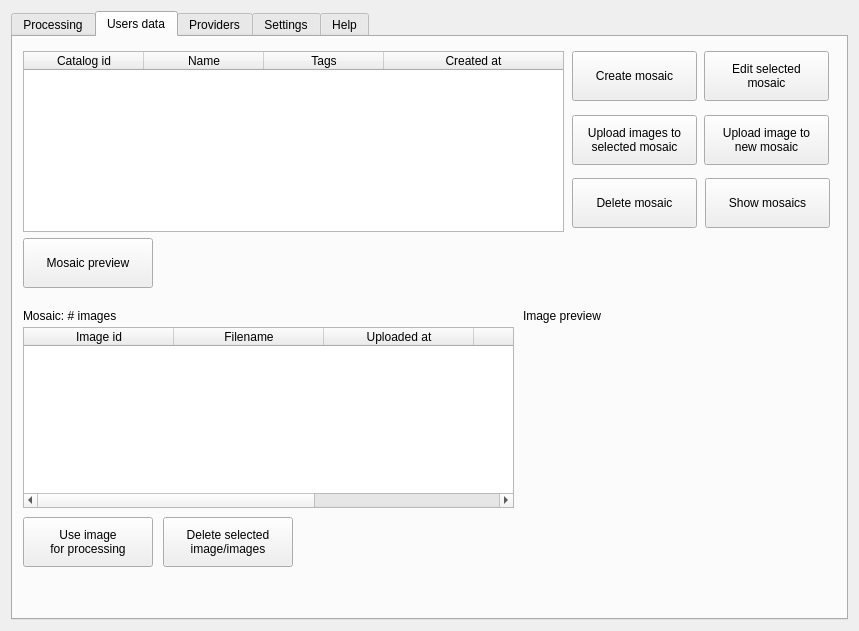
Qt form mapflow/dialogs/static/ui/main_dialog.ui (Geoalert/mapflow-qgis) before a commit.
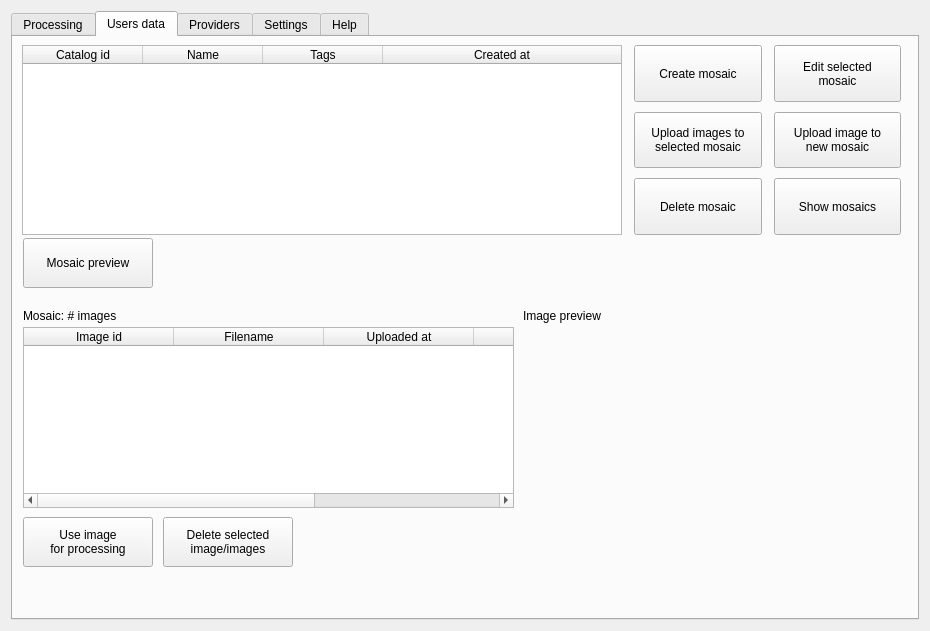
The same form after that commit. The open tabs and pages were chosen to show the change. Icons and pictures are not drawn. Custom widgets are drawn as their Qt base class.

Commit message: fixed failing upload while uploading several files

The edit to the form file:
```diff
--- a/mapflow/dialogs/static/ui/main_dialog.ui
+++ b/mapflow/dialogs/static/ui/main_dialog.ui
@@ -6,7 +6,7 @@
    <rect>
     <x>0</x>
     <y>0</y>
-    <width>859</width>
+    <width>930</width>
     <height>631</height>
    </rect>
   </property>
@@ -411,132 +411,6 @@
       <attribute name="title">
        <string>Users data</string>
       </attribute>
-      <widget class="QPushButton" name="createCatalogButton">
-       <property name="geometry">
-        <rect>
-         <x>559</x>
-         <y>14</y>
-         <width>125</width>
-         <height>50</height>
-        </rect>
-       </property>
-       <property name="text">
-        <string>Create mosaic</string>
-       </property>
-      </widget>
-      <widget class="QPushButton" name="uploadImageToCatalogButton">
-       <property name="geometry">
-        <rect>
-         <x>559</x>
-         <y>78</y>
-         <width>125</width>
-         <height>50</height>
-        </rect>
-       </property>
-       <property name="text">
-        <string>Upload images to
-selected mosaic</string>
-       </property>
-      </widget>
-      <widget class="QPushButton" name="uploadImageToNewCatalogButton">
-       <property name="geometry">
-        <rect>
-         <x>691</x>
-         <y>78</y>
-         <width>125</width>
-         <height>50</height>
-        </rect>
-       </property>
-       <property name="text">
-        <string>Upload image to
-new mosaic</string>
-       </property>
-      </widget>
-      <widget class="QPushButton" name="deleteCatalogButton">
-       <property name="geometry">
-        <rect>
-         <x>559</x>
-         <y>141</y>
-         <width>125</width>
-         <height>50</height>
-        </rect>
-       </property>
-       <property name="text">
-        <string>Delete mosaic</string>
-       </property>
-      </widget>
-      <widget class="QTableWidget" name="mosaicsTableWidget">
-       <property name="geometry">
-        <rect>
-         <x>10</x>
-         <y>14</y>
-         <width>541</width>
-         <height>181</height>
-        </rect>
-       </property>
-       <property name="editTriggers">
-        <set>QAbstractItemView::NoEditTriggers</set>
-       </property>
-       <property name="selectionMode">
-        <enum>QAbstractItemView::SingleSelection</enum>
-       </property>
-       <property name="selectionBehavior">
-        <enum>QAbstractItemView::SelectRows</enum>
-       </property>
-       <attribute name="horizontalHeaderDefaultSectionSize">
-        <number>120</number>
-       </attribute>
-       <attribute name="horizontalHeaderStretchLastSection">
-        <bool>true</bool>
-       </attribute>
-       <column>
-        <property name="text">
-         <string>Catalog id</string>
-        </property>
-       </column>
-       <column>
-        <property name="text">
-         <string>Name</string>
-        </property>
-       </column>
-       <column>
-        <property name="text">
-         <string>Tags</string>
-        </property>
-       </column>
-       <column>
-        <property name="text">
-         <string>Created at</string>
-        </property>
-       </column>
-      </widget>
-      <widget class="QPushButton" name="editSelectedCatalogButton">
-       <property name="geometry">
-        <rect>
-         <x>691</x>
-         <y>14</y>
-         <width>125</width>
-         <height>50</height>
-        </rect>
-       </property>
-       <property name="text">
-        <string>Edit selected
-mosaic</string>
-       </property>
-      </widget>
-      <widget class="QPushButton" name="loadUserMosaicsButton">
-       <property name="geometry">
-        <rect>
-         <x>692</x>
-         <y>141</y>
-         <width>125</width>
-         <height>50</height>
-        </rect>
-       </property>
-       <property name="text">
-        <string>Show mosaics</string>
-       </property>
-      </widget>
       <widget class="QLabel" name="selectedCatalogImagesLabel">
        <property name="geometry">
         <rect>
@@ -679,6 +553,177 @@
         <string>Mosaic preview</string>
        </property>
       </widget>
+      <widget class="QWidget" name="horizontalLayoutWidget_2">
+       <property name="geometry">
+        <rect>
+         <x>9</x>
+         <y>8</y>
+         <width>879</width>
+         <height>190</height>
+        </rect>
+       </property>
+       <layout class="QHBoxLayout" name="horizontalLayout_3" stretch="0,0">
+        <property name="spacing">
+         <number>12</number>
+        </property>
+        <property name="sizeConstraint">
+         <enum>QLayout::SetDefaultConstraint</enum>
+        </property>
+        <item>
+         <widget class="QTableWidget" name="mosaicsTableWidget">
+          <property name="sizePolicy">
+           <sizepolicy hsizetype="Minimum" vsizetype="Expanding">
+            <horstretch>0</horstretch>
+            <verstretch>0</verstretch>
+           </sizepolicy>
+          </property>
+          <property name="minimumSize">
+           <size>
+            <width>600</width>
+            <height>0</height>
+           </size>
+          </property>
+          <property name="editTriggers">
+           <set>QAbstractItemView::NoEditTriggers</set>
+          </property>
+          <property name="selectionMode">
+           <enum>QAbstractItemView::SingleSelection</enum>
+          </property>
+          <property name="selectionBehavior">
+           <enum>QAbstractItemView::SelectRows</enum>
+          </property>
+          <attribute name="horizontalHeaderDefaultSectionSize">
+           <number>120</number>
+          </attribute>
+          <attribute name="horizontalHeaderStretchLastSection">
+           <bool>true</bool>
+          </attribute>
+          <column>
+           <property name="text">
+            <string>Catalog id</string>
+           </property>
+          </column>
+          <column>
+           <property name="text">
+            <string>Name</string>
+           </property>
+          </column>
+          <column>
+           <property name="text">
+            <string>Tags</string>
+           </property>
+          </column>
+          <column>
+           <property name="text">
+            <string>Created at</string>
+           </property>
+          </column>
+         </widget>
+        </item>
+        <item>
+         <layout class="QHBoxLayout" name="horizontalLayout">
+          <property name="spacing">
+           <number>12</number>
+          </property>
+          <item>
+           <layout class="QVBoxLayout" name="verticalLayout">
+            <property name="spacing">
+             <number>10</number>
+            </property>
+            <item>
+             <widget class="QPushButton" name="createCatalogButton">
+              <property name="sizePolicy">
+               <sizepolicy hsizetype="Minimum" vsizetype="Minimum">
+                <horstretch>0</horstretch>
+                <verstretch>0</verstretch>
+               </sizepolicy>
+              </property>
+              <property name="text">
+               <string>Create mosaic</string>
+              </property>
+             </widget>
+            </item>
+            <item>
+             <widget class="QPushButton" name="uploadImageToCatalogButton">
+              <property name="sizePolicy">
+               <sizepolicy hsizetype="Minimum" vsizetype="Minimum">
+                <horstretch>0</horstretch>
+                <verstretch>0</verstretch>
+               </sizepolicy>
+              </property>
+              <property name="text">
+               <string>Upload images to
+selected mosaic</string>
+              </property>
+             </widget>
+            </item>
+            <item>
+             <widget class="QPushButton" name="deleteCatalogButton">
+              <property name="sizePolicy">
+               <sizepolicy hsizetype="Minimum" vsizetype="Minimum">
+                <horstretch>0</horstretch>
+                <verstretch>0</verstretch>
+               </sizepolicy>
+              </property>
+              <property name="text">
+               <string>Delete mosaic</string>
+              </property>
+             </widget>
+            </item>
+           </layout>
+          </item>
+          <item>
+           <layout class="QVBoxLayout" name="verticalLayout_2">
+            <property name="spacing">
+             <number>10</number>
+            </property>
+            <item>
+             <widget class="QPushButton" name="editSelectedCatalogButton">
+              <property name="sizePolicy">
+               <sizepolicy hsizetype="Minimum" vsizetype="Minimum">
+                <horstretch>0</horstretch>
+                <verstretch>0</verstretch>
+               </sizepolicy>
+              </property>
+              <property name="text">
+               <string>Edit selected
+mosaic</string>
+              </property>
+             </widget>
+            </item>
+            <item>
+             <widget class="QPushButton" name="uploadImageToNewCatalogButton">
+              <property name="sizePolicy">
+               <sizepolicy hsizetype="Minimum" vsizetype="Minimum">
+                <horstretch>0</horstretch>
+                <verstretch>0</verstretch>
+               </sizepolicy>
+              </property>
+              <property name="text">
+               <string>Upload image to
+new mosaic</string>
+              </property>
+             </widget>
+            </item>
+            <item>
+             <widget class="QPushButton" name="loadUserMosaicsButton">
+              <property name="sizePolicy">
+               <sizepolicy hsizetype="Minimum" vsizetype="Minimum">
+                <horstretch>0</horstretch>
+                <verstretch>0</verstretch>
+               </sizepolicy>
+              </property>
+              <property name="text">
+               <string>Show mosaics</string>
+              </property>
+             </widget>
+            </item>
+           </layout>
+          </item>
+         </layout>
+        </item>
+       </layout>
+      </widget>
      </widget>
      <widget class="QWidget" name="providersTab">
       <attribute name="title">
```
Left out of the diff: 6 changed lines with no effect on the pictures. The commit also changes 1 other file.
